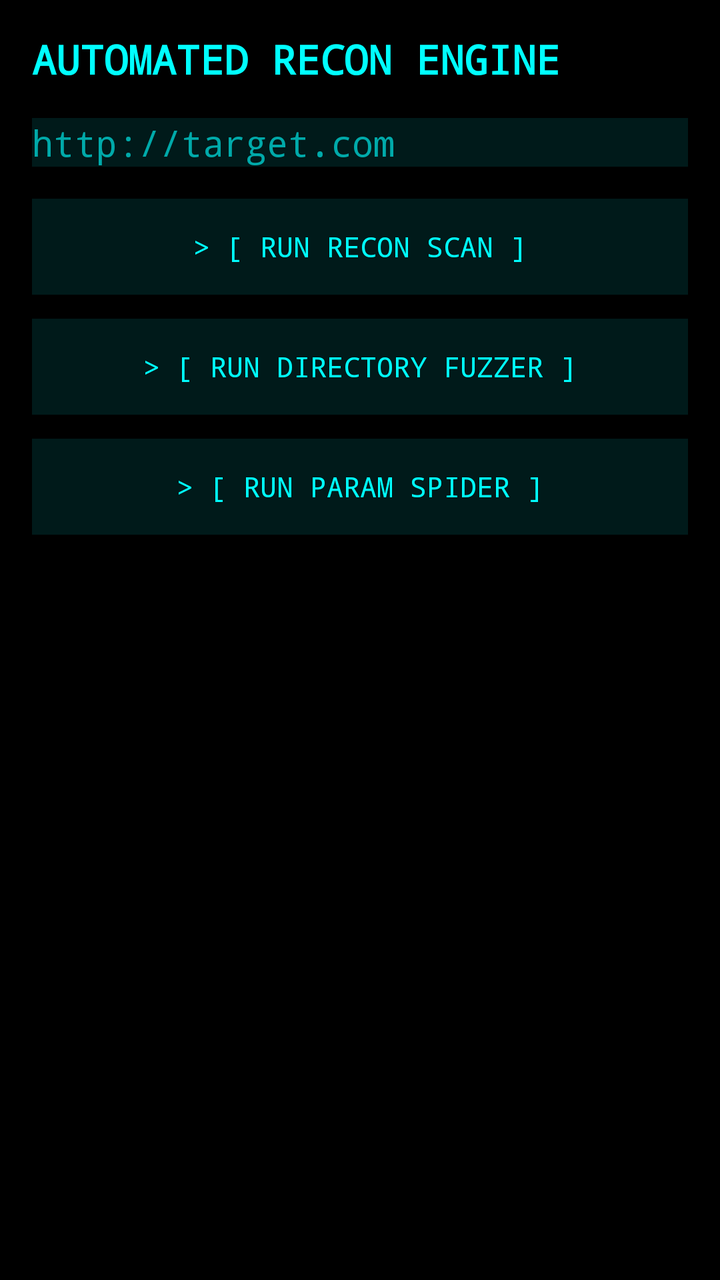
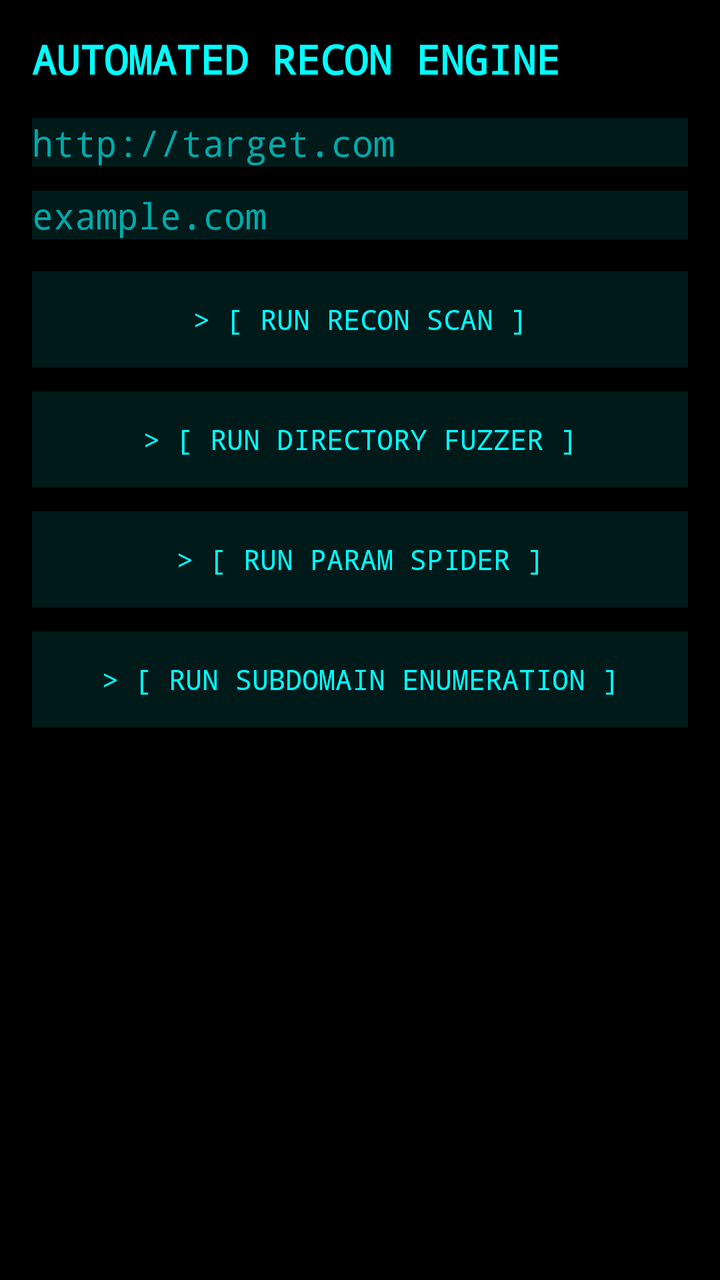

Compare the two renders of this Android layout. The source of the first and the diff that turns it into the second are given below.
<!-- AndroidManifest.xml: application theme Theme.AppCompat -->
<!-- res/layout/activity_recon.xml -->
<?xml version="1.0" encoding="utf-8"?>
<LinearLayout xmlns:android="http://schemas.android.com/apk/res/android"
    android:layout_width="match_parent"
    android:layout_height="match_parent"
    android:background="#000000"
    android:orientation="vertical"
    android:padding="16dp">

    <TextView
        android:layout_width="match_parent"
        android:layout_height="wrap_content"
        android:fontFamily="monospace"
        android:text="AUTOMATED RECON ENGINE"
        android:textColor="#00FFFF"
        android:textSize="20sp"
        android:textStyle="bold" />

    <EditText
        android:id="@+id/urlInput"
        android:layout_width="match_parent"
        android:layout_height="wrap_content"
        android:layout_marginTop="16dp"
        android:background="#001a1a"
        android:fontFamily="monospace"
        android:hint="http://target.com"
        android:inputType="textUri"
        android:textColor="#00FFFF"
        android:textColorHint="#00AAAA" />

    <Button
        android:id="@+id/runButton"
        android:layout_width="match_parent"
        android:layout_height="wrap_content"
        android:layout_marginTop="16dp"
        android:background="#001a1a"
        android:fontFamily="monospace"
        android:text="> [ RUN RECON SCAN ]"
        android:textColor="#00FFFF" />

    <Button
        android:id="@+id/fuzzButton"
        android:layout_width="match_parent"
        android:layout_height="wrap_content"
        android:layout_marginTop="12dp"
        android:background="#001a1a"
        android:fontFamily="monospace"
        android:text="> [ RUN DIRECTORY FUZZER ]"
        android:textColor="#00FFFF" />

    <Button
        android:id="@+id/paramButton"
        android:layout_width="match_parent"
        android:layout_height="wrap_content"
        android:layout_marginTop="12dp"
        android:background="#001a1a"
        android:fontFamily="monospace"
        android:text="> [ RUN PARAM SPIDER ]"
        android:textColor="#00FFFF" />

    <ProgressBar
        android:id="@+id/progressBar"
        style="?android:attr/progressBarStyleLarge"
        android:layout_width="wrap_content"
        android:layout_height="wrap_content"
        android:layout_gravity="center"
        android:layout_marginTop="16dp"
        android:visibility="gone" />

    <ScrollView
        android:layout_width="match_parent"
        android:layout_height="0dp"
        android:layout_marginTop="12dp"
        android:layout_weight="1">

        <TextView
            android:id="@+id/reportText"
            android:layout_width="match_parent"
            android:layout_height="wrap_content"
            android:fontFamily="monospace"
            android:textColor="#00FFAA"
            android:textSize="14sp" />
    </ScrollView>
</LinearLayout>
<!-- resources referenced by this layout -->
<resources>

</resources>

<!-- the commit's change to res/layout/activity_recon.xml (unified diff, before → after) -->
@@ -24,6 +24,18 @@
         android:fontFamily="monospace"
         android:hint="http://target.com"
         android:inputType="textUri"
+        android:textColor="#00FFFF"
+        android:textColorHint="#00AAAA" />
+
+    <EditText
+        android:id="@+id/domainInput"
+        android:layout_width="match_parent"
+        android:layout_height="wrap_content"
+        android:layout_marginTop="12dp"
+        android:background="#001a1a"
+        android:fontFamily="monospace"
+        android:hint="example.com"
+        android:inputType="text"
         android:textColor="#00FFFF"
         android:textColorHint="#00AAAA" />
 
@@ -57,6 +69,16 @@
         android:text="> [ RUN PARAM SPIDER ]"
         android:textColor="#00FFFF" />
 
+    <Button
+        android:id="@+id/subdomainButton"
+        android:layout_width="match_parent"
+        android:layout_height="wrap_content"
+        android:layout_marginTop="12dp"
+        android:background="#001a1a"
+        android:fontFamily="monospace"
+        android:text="> [ RUN SUBDOMAIN ENUMERATION ]"
+        android:textColor="#00FFFF" />
+
     <ProgressBar
         android:id="@+id/progressBar"
         style="?android:attr/progressBarStyleLarge"
